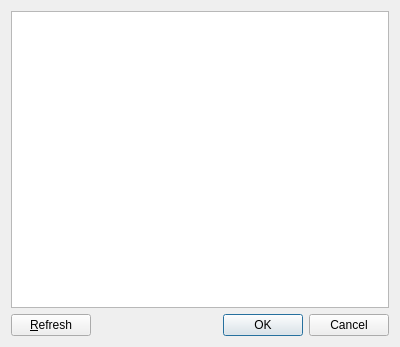
Qt form gui/dialogs/VersionSelectDialog.ui (MultiMC/Launcher) before a commit.
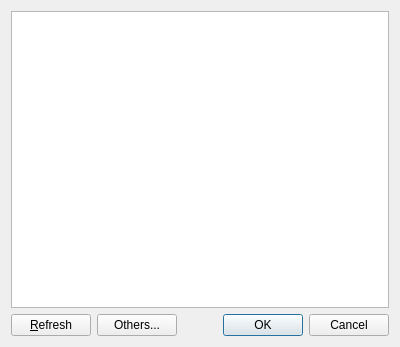
The same form after that commit. Custom widgets are drawn as their Qt base class.

Commit message: OptiFine version list with real version selector dialog.

The edit to the form file:
```diff
--- a/gui/dialogs/VersionSelectDialog.ui
+++ b/gui/dialogs/VersionSelectDialog.ui
@@ -51,6 +51,13 @@
        </property>
       </widget>
      </item>
+     <item>
+      <widget class="QPushButton" name="othersButton">
+       <property name="text">
+        <string>Others...</string>
+       </property>
+      </widget>
+     </item>
      <item>
       <widget class="QDialogButtonBox" name="buttonBox">
        <property name="orientation">
```
The commit also changes 11 other files.
